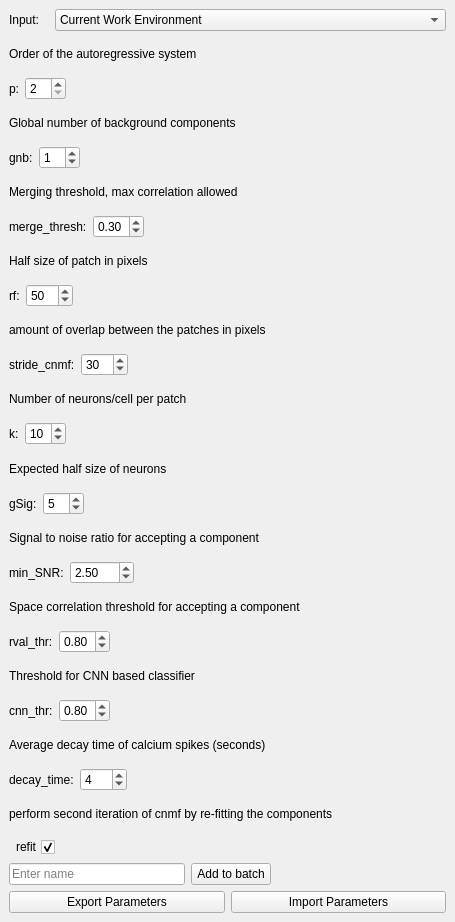
Before: the Qt Designer form mesmerize/viewer/modules/ui_files/cnmf_pytemplate.ui in kushalkolar/MESmerize, drawn with Qt 5.
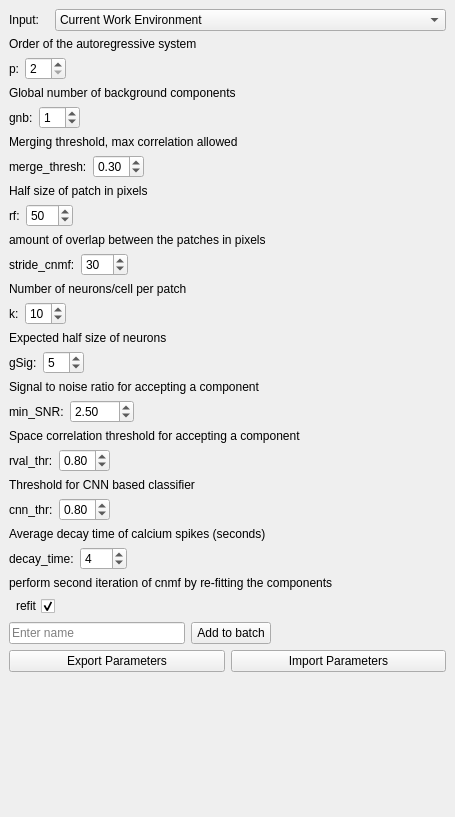
After: the same form once the commit is applied.

Commit message: 3D ROI GUI fully works. Some refacotring/clearnup with CNMF(E) and caiman motion corr GUIs and batch run modules. Update ImageView.py, ImageViewTemplate.ui, and 22 more files...

The edit to the form file:
```diff
--- a/mesmerize/viewer/modules/ui_files/cnmf_pytemplate.ui
+++ b/mesmerize/viewer/modules/ui_files/cnmf_pytemplate.ui
@@ -10,7 +10,7 @@
     <x>0</x>
     <y>0</y>
     <width>455</width>
-    <height>922</height>
+    <height>817</height>
    </rect>
   </property>
   <property name="floating">
@@ -611,6 +611,19 @@
       </item>
      </layout>
     </item>
+    <item>
+     <spacer name="verticalSpacer">
+      <property name="orientation">
+       <enum>Qt::Vertical</enum>
+      </property>
+      <property name="sizeHint" stdset="0">
+       <size>
+        <width>20</width>
+        <height>40</height>
+       </size>
+      </property>
+     </spacer>
+    </item>
    </layout>
   </widget>
  </widget>
```
The commit also changes 23 other files.
